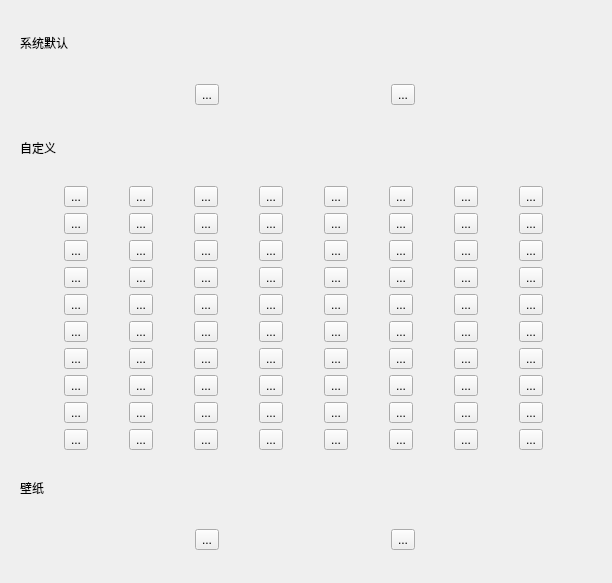
First picture: the form in App/widgets/themeswitchwidget.ui, repository kevinWu7/LifeNote, before the edit.
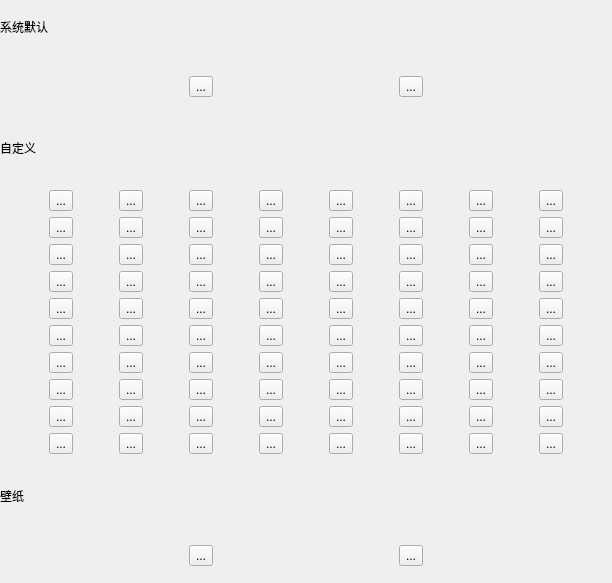
Second picture: the form after the edit.

The edit to the form file:
```diff
--- a/App/widgets/themeswitchwidget.ui
+++ b/App/widgets/themeswitchwidget.ui
@@ -14,9 +14,33 @@
    <string>Form</string>
   </property>
   <layout class="QVBoxLayout" name="verticalLayout">
+   <property name="leftMargin">
+    <number>0</number>
+   </property>
+   <property name="topMargin">
+    <number>0</number>
+   </property>
+   <property name="rightMargin">
+    <number>0</number>
+   </property>
+   <property name="bottomMargin">
+    <number>0</number>
+   </property>
    <item>
     <widget class="QWidget" name="widget" native="true">
      <layout class="QVBoxLayout" name="verticalLayout_2">
+      <property name="leftMargin">
+       <number>0</number>
+      </property>
+      <property name="topMargin">
+       <number>0</number>
+      </property>
+      <property name="rightMargin">
+       <number>0</number>
+      </property>
+      <property name="bottomMargin">
+       <number>0</number>
+      </property>
       <item>
        <widget class="QLabel" name="label">
         <property name="text">
```
Left out of the diff: 34 changed lines with no effect on the pictures.
